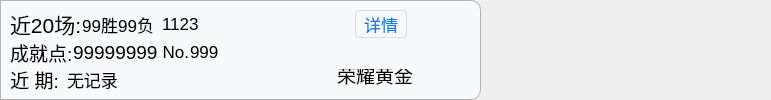
First picture: the form in UI/se.ui, repository Vixiu/lolapi, before the edit.
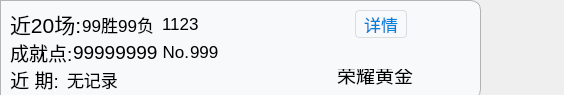
Second picture: the form after the edit. Icons and pictures are not drawn.

```diff
--- a/UI/se.ui
+++ b/UI/se.ui
@@ -6,8 +6,8 @@
    <rect>
     <x>0</x>
     <y>0</y>
-    <width>771</width>
-    <height>100</height>
+    <width>564</width>
+    <height>95</height>
    </rect>
   </property>
   <property name="maximumSize">
```
